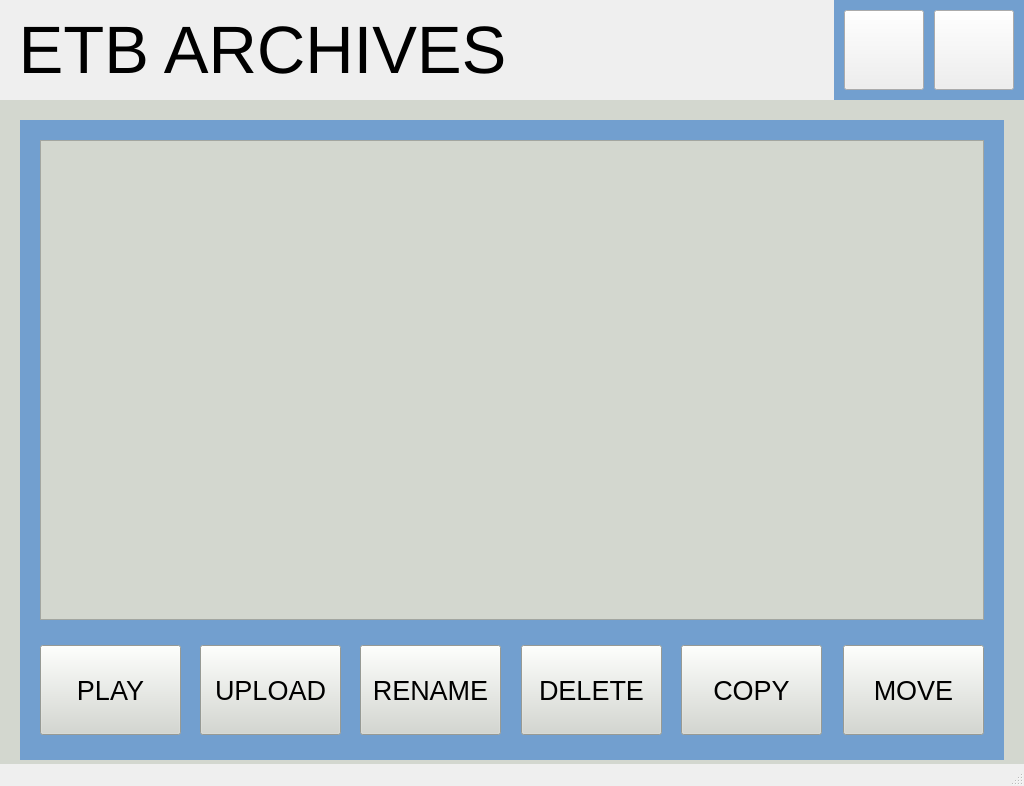
Old version of the form etbarchivewindow.ui in the repository kartikeya8973/emu_hmi_app.
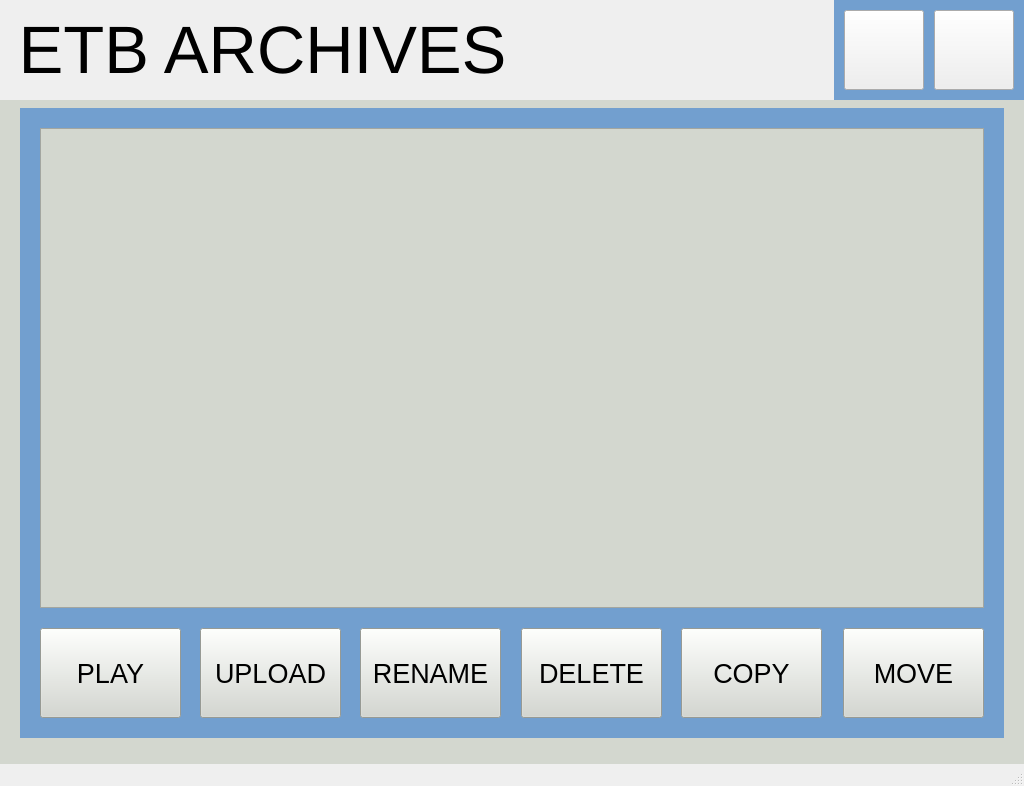
New version of the form. Icons and pictures are not drawn.

The edit to the form file:
```diff
--- a/etbarchivewindow.ui
+++ b/etbarchivewindow.ui
@@ -49,9 +49,9 @@
       <property name="geometry">
        <rect>
         <x>20</x>
-        <y>20</y>
+        <y>8</y>
         <width>984</width>
-        <height>640</height>
+        <height>630</height>
        </rect>
       </property>
       <property name="styleSheet">
@@ -65,7 +65,7 @@
       <property name="geometry">
        <rect>
         <x>40</x>
-        <y>40</y>
+        <y>28</y>
         <width>944</width>
         <height>480</height>
        </rect>
@@ -83,7 +83,7 @@
       <property name="geometry">
        <rect>
         <x>40</x>
-        <y>545</y>
+        <y>528</y>
         <width>141</width>
         <height>90</height>
        </rect>
@@ -113,7 +113,7 @@
       <property name="geometry">
        <rect>
         <x>200</x>
-        <y>545</y>
+        <y>528</y>
         <width>141</width>
         <height>90</height>
        </rect>
@@ -143,7 +143,7 @@
       <property name="geometry">
        <rect>
         <x>360</x>
-        <y>545</y>
+        <y>528</y>
         <width>141</width>
         <height>90</height>
        </rect>
@@ -173,7 +173,7 @@
       <property name="geometry">
        <rect>
         <x>681</x>
-        <y>545</y>
+        <y>528</y>
         <width>141</width>
         <height>90</height>
        </rect>
@@ -203,7 +203,7 @@
       <property name="geometry">
        <rect>
         <x>843</x>
-        <y>545</y>
+        <y>528</y>
         <width>141</width>
         <height>90</height>
        </rect>
@@ -233,7 +233,7 @@
       <property name="geometry">
        <rect>
         <x>521</x>
-        <y>545</y>
+        <y>528</y>
         <width>141</width>
         <height>90</height>
        </rect>
```
